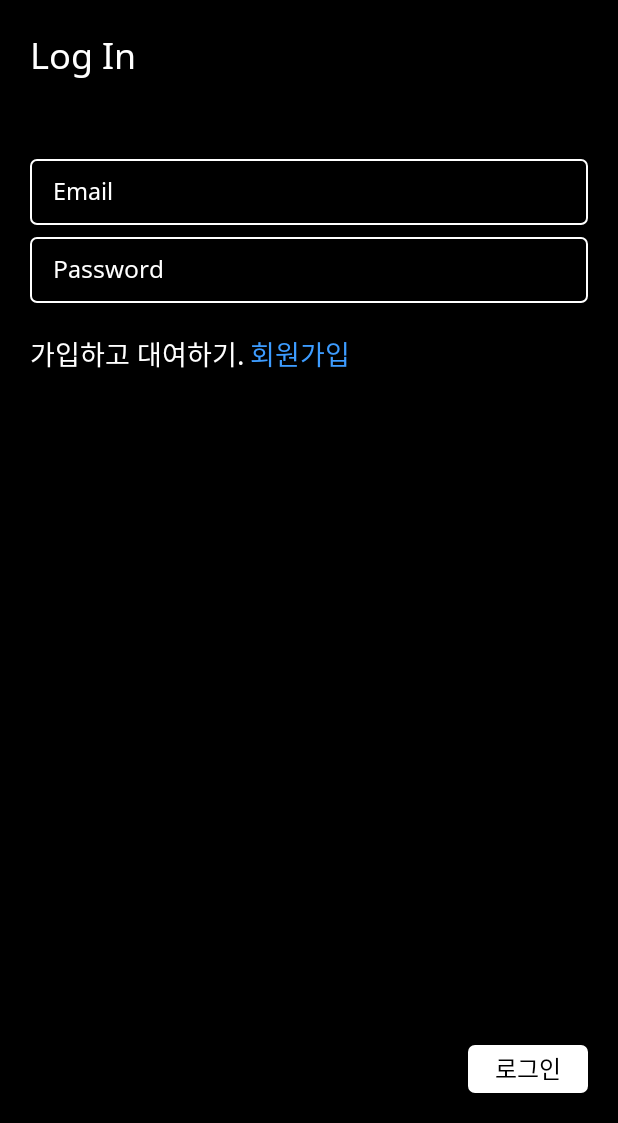
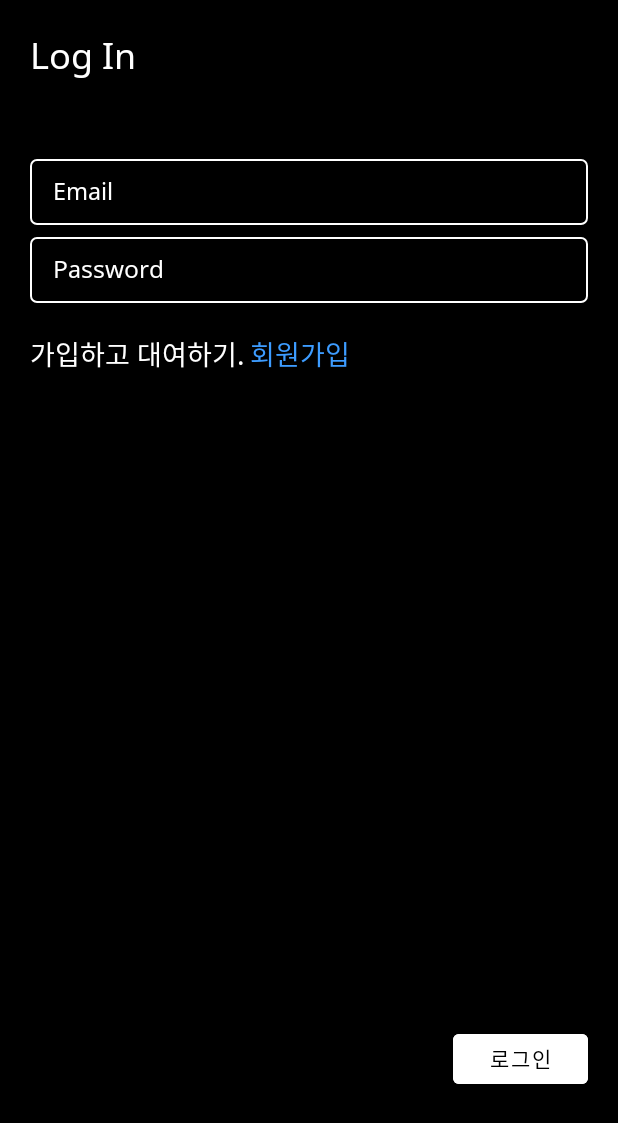
Before and after one commit to webtech-official/Jub-Jub-Android, an Android app: the screen it shows after launch (LoginActivity), on a phone screen of 412 x 824 dp, the part 113-1236 px from its top. Run offline under Robolectric (Android 15) with nearby library versions, the phone set to English and light mode, and no system bars.

Commit message:
Update activity_login.xml

```diff
--- a/app/src/main/res/layout/activity_login.xml
+++ b/app/src/main/res/layout/activity_login.xml
@@ -88,26 +88,19 @@
         app:layout_constraintStart_toEndOf="@+id/textView2"
         app:layout_constraintTop_toTopOf="@+id/textView2" />
 
-    <TextView
+
+    <Button
         android:id="@+id/button_Login_LoginActivity"
-        android:layout_width="80dp"
-        android:layout_height="32dp"
-        android:background="@drawable/button_roundedge"
-        app:layout_constraintBottom_toBottomOf="parent"
-        app:layout_constraintEnd_toEndOf="parent" />
-
-    <TextView
-        android:layout_width="wrap_content"
-        android:layout_height="wrap_content"
+        android:layout_width="90dp"
+        android:layout_height="45dp"
         android:text="로그인"
+        android:backgroundTint="@color/white"
         android:textColor="@color/black"
-        android:textSize="16dp"
+        android:textSize="14dp"
         android:fontFamily="@font/notosans"
         android:gravity="center"
-        app:layout_constraintBottom_toBottomOf="@+id/button_Login_LoginActivity"
-        app:layout_constraintEnd_toEndOf="@+id/button_Login_LoginActivity"
-        app:layout_constraintStart_toStartOf="@+id/button_Login_LoginActivity"
-        app:layout_constraintTop_toTopOf="@+id/button_Login_LoginActivity" />
+        app:layout_constraintBottom_toBottomOf="parent"
+        app:layout_constraintEnd_toEndOf="parent"  />
 
 
 
```
